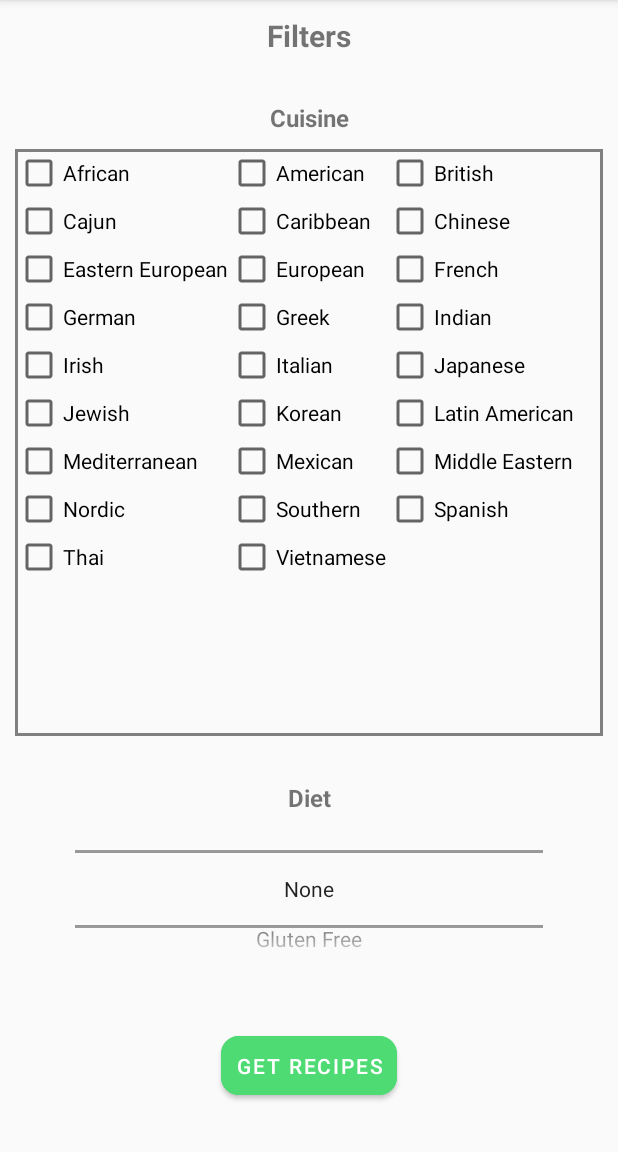
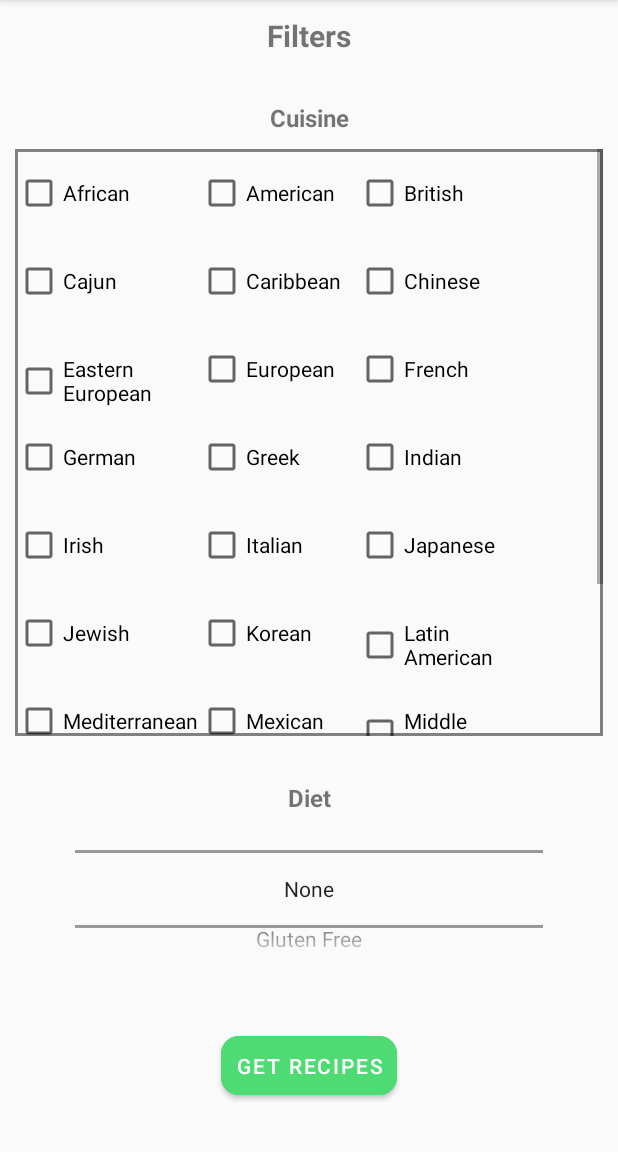
Before and after one commit to DavidDSS/MobileComputingProject, an Android app: the FilterPageActivity screen opened directly, with no data from a screen before it, on a phone screen of 412 x 824 dp, the part 84-1236 px from its top. Run offline under Robolectric (Android 15) with nearby library versions, the phone set to English and light mode, and no system bars; our stand-ins replace Volley.

Commit message:
Minor Change to Filter Page

```diff
--- a/app/src/main/java/com/example/mobilecomputingproject/FilterPageActivity.java
+++ b/app/src/main/java/com/example/mobilecomputingproject/FilterPageActivity.java
@@ -109,9 +109,9 @@ public class FilterPageActivity extends AppCompatActivity implements Serializabl
     public void setupCusisines(){
         String[] cuisines = {
                 "African", "American", "British", "Cajun", "Caribbean",
-                "Chinese", "Eastern European", "European", "French", "German", "Greek",
+                "Chinese", "Eastern\nEuropean", "European", "French", "German", "Greek",
                 "Indian", "Irish", "Italian", "Japanese", "Jewish", "Korean",
-                "Latin American", "Mediterranean", "Mexican", "Middle Eastern",
+                "Latin\nAmerican", "Mediterranean", "Mexican", "Middle\nEastern",
                 "Nordic", "Southern", "Spanish", "Thai", "Vietnamese"
         };
         this.cuisines = new ArrayList<>();
@@ -137,6 +137,7 @@ public class FilterPageActivity extends AppCompatActivity implements Serializabl
                     temp.setTag(array[(i*numCol)+j]+tagName);
                     temp.setId(idStart+(i*numCol)+j);
                     temp.setText(array[(i*numCol)+j]);
+                    temp.setHeight(88);
                     row.addView(temp);
                     cuisines.add(temp);
 
--- a/app/src/main/res/layout-land/activity_filter_page.xml
+++ b/app/src/main/res/layout-land/activity_filter_page.xml
@@ -47,7 +47,6 @@
         android:layout_height="wrap_content"
         android:visibility="gone"/>
     <RelativeLayout
-        xmlns:android="http://schemas.android.com/apk/res/android"
         android:layout_width="match_parent"
         android:layout_height="match_parent"
         android:layout_below="@id/filterText"
@@ -59,7 +58,7 @@
             android:orientation="horizontal">
     <LinearLayout
         android:layout_width="0dp"
-        android:layout_weight=".5"
+        android:layout_weight=".6"
         android:layout_height="match_parent"
         android:orientation="vertical">
 
@@ -88,15 +87,15 @@
             <TableLayout
                 android:id="@+id/cuisineTable"
                 android:layout_width="match_parent"
+                android:layout_height="match_parent"
                 android:layout_marginLeft="30dp"
-                android:layout_height="match_parent"
-                android:isScrollContainer="true"
-                android:gravity="center"></TableLayout>
+                android:gravity="center"
+                android:isScrollContainer="true"></TableLayout>
         </androidx.core.widget.NestedScrollView>
     </LinearLayout>
         <LinearLayout
             android:layout_width="0dp"
-            android:layout_weight=".5"
+            android:layout_weight=".4"
             android:layout_height="wrap_content"
             android:orientation="vertical">
     <TextView
```
